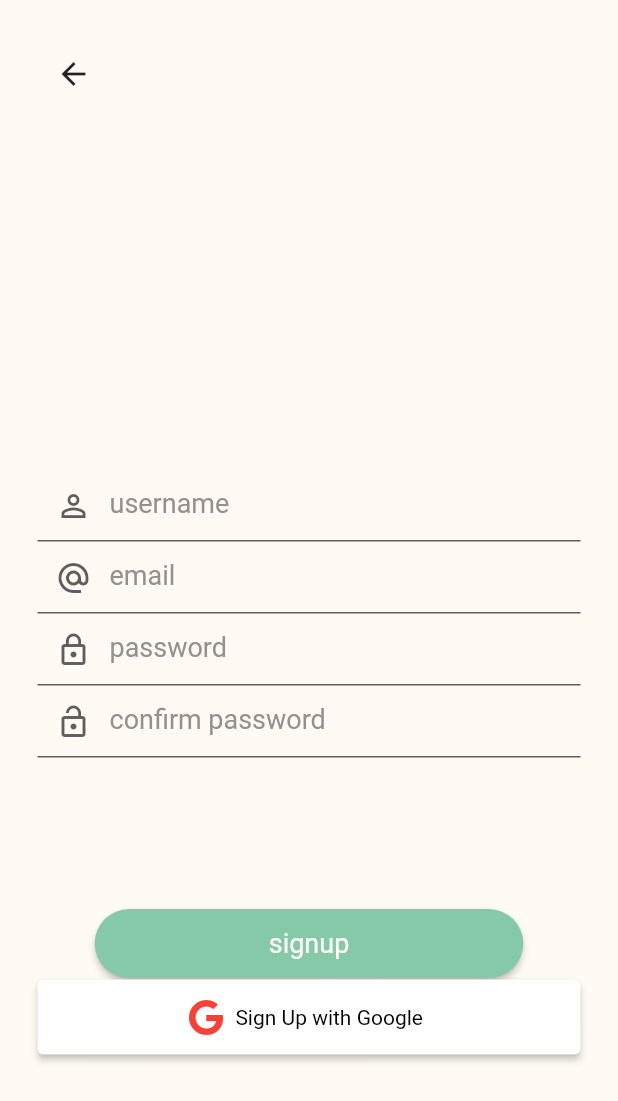
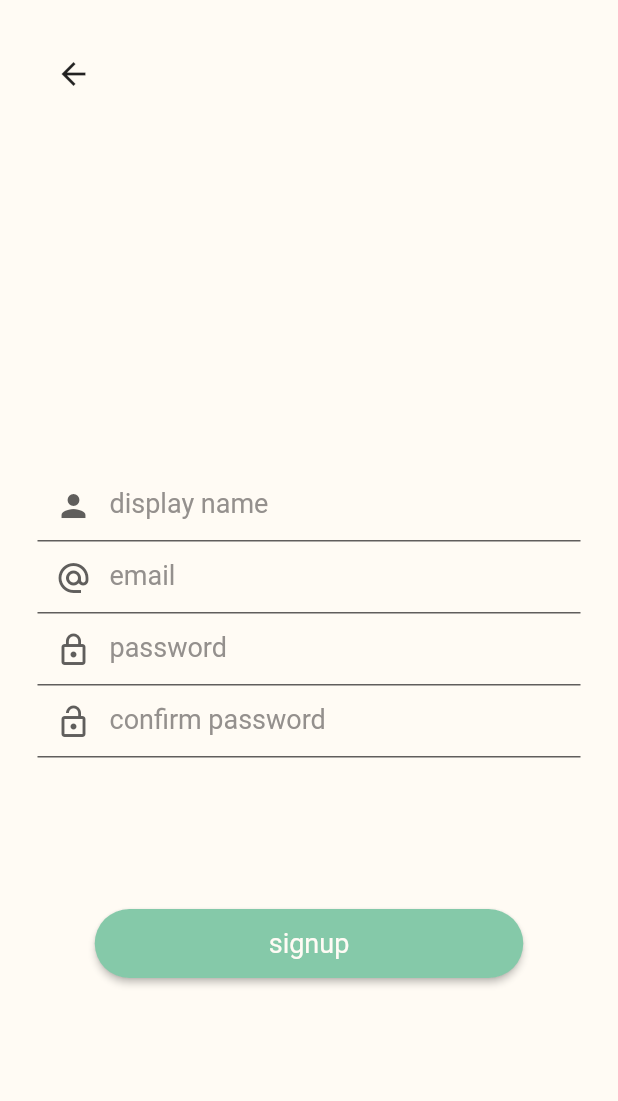
Before and after one commit to smmhassan/tapin, a Flutter app: the OurSignup screen opened directly, after a tap on "signup", on a phone screen of 412 x 824 dp. Shown: the top 1101 px of the screen. Run offline on Flutter 3.47's test engine with Material 2 defaults, Android fonts, the phone set to English and light mode, and no system bars; our stand-ins replace google_sign_in, graphql_flutter, parse_server_sdk_flutter; network calls fail.

Commit message:
Fixed what was broken

```diff
--- a/customer_service/lib/screens/signup/localwidgets/signUpForm.dart
+++ b/customer_service/lib/screens/signup/localwidgets/signUpForm.dart
@@ -1,16 +1,9 @@
-import 'dart:convert';
-import 'package:customer_service/screens/signup/localwidgets/setpasswordScreen.dart';
-import 'package:http_parser/http_parser.dart' as http_parser;
-import 'dart:io';
-import 'package:customer_service/api/GoogleSignInAPI.dart';
 import 'package:flutter/cupertino.dart';
 import 'package:flutter/material.dart';
 import 'package:flutter/rendering.dart';
 import 'package:graphql_flutter/graphql_flutter.dart';
 import 'package:customer_service/services/graphQLConf.dart';
 import "package:customer_service/services/queryMutation.dart";
-import 'package:font_awesome_flutter/font_awesome_flutter.dart';
-import 'package:parse_server_sdk_flutter/parse_server_sdk.dart';
 
 class OurSignUpForm extends StatefulWidget {
   @override
@@ -22,51 +15,14 @@ class _OurSignUpFormState extends State<OurSignUpForm> {
   TextEditingController email = TextEditingController();
   GraphQLConfiguration graphQLConfiguration = GraphQLConfiguration();
   TextEditingController password = TextEditingController();
-  TextEditingController username = TextEditingController();
+  TextEditingController displayName = TextEditingController();
 
   @override
   void initState() {
-    username = TextEditingController();
+    displayName = TextEditingController();
     password = TextEditingController();
     email = TextEditingController();
     super.initState();
-  }
-
-  Future signIn() async {
-    final newUser = await GoogleSignInAPI.login();
-    if (newUser == null) {
-      ScaffoldMessenger.of(context)
-          .showSnackBar(SnackBar(content: Text('Sign up Failed')));
-    } else {
-      //final picture = Image.network(newUser.photoUrl.toString());
-      //ParseFileBase? parseFile;
-      //parseFile = ParseFile(File(filePath));
-
-      GraphQLClient _client = graphQLConfiguration.clientToQuery();
-      QueryResult result = await _client.mutate(
-        MutationOptions(
-          document: gql(
-            addMutation.signUp(
-              newUser.displayName.toString(),
-              "Fall2021",
-              newUser.email.toString(),
-              newUser.id.toString(),
-            ),
-          ),
-        ),
-      );
-
-      //request.files.add(multipartFile);
-      //http.StreamedResponse response = await request.send();
-      //print(response.statusCode);
-      //final file = http.MultipartFile.fromPath('displayPicture', filePath);
-
-      ScaffoldMessenger.of(context)
-          .showSnackBar(SnackBar(content: Text('Sign up Succeeded!')));
-      ParseUser user = ParseUser(
-          newUser.displayName.toString(), "Fall2021", newUser.email.toString());
-      Navigator.pushNamed(context, '/setuppasswordscreen');
-    }
   }
 
   @override
@@ -78,13 +34,13 @@ class _OurSignUpFormState extends State<OurSignUpForm> {
             padding: EdgeInsets.symmetric(vertical: 100.0, horizontal: 8.0),
           ),
           TextFormField(
-            controller: username,
+            controller: displayName,
             style: TextStyle(fontSize: 18.0),
             cursorColor: Colors.grey,
             decoration: InputDecoration(
-              prefixIcon: Icon(Icons.person_outline,
+              prefixIcon: Icon(Icons.person,
                   color: const Color.fromARGB(255, 96, 94, 92)),
-              hintText: "username",
+              hintText: "display name",
               hintStyle: TextStyle(
                   fontSize: 18.0, color: Color.fromARGB(255, 148, 144, 141)),
             ),
@@ -152,10 +108,10 @@ class _OurSignUpFormState extends State<OurSignUpForm> {
                   MutationOptions(
                     document: gql(
                       addMutation.signUp(
-                        username.text,
+                        email.text,
                         password.text,
                         email.text,
-                        "undefined",
+                        displayName.text,
                       ),
                     ),
                   ),
@@ -169,19 +125,6 @@ class _OurSignUpFormState extends State<OurSignUpForm> {
                 primary: Color.fromARGB(255, 133, 201, 169),
                 shape: StadiumBorder(),
               )),
-          ElevatedButton.icon(
-            style: ElevatedButton.styleFrom(
-              primary: Colors.white,
-              onPrimary: Colors.black,
-              minimumSize: Size(double.infinity, 50),
-            ),
-            icon: FaIcon(
-              FontAwesomeIcons.google,
-              color: Colors.red,
-            ),
-            label: Text('Sign Up with Google'),
-            onPressed: signIn,
-          ),
           Padding(
             padding: EdgeInsets.symmetric(vertical: 5.0, horizontal: 8.0),
           )
--- a/customer_service/lib/services/queryMutation.dart
+++ b/customer_service/lib/services/queryMutation.dart
@@ -1,19 +1,18 @@
-
 import 'dart:io';
 import 'package:flutter/cupertino.dart';
 import 'package:http/http.dart';
 import 'package:parse_server_sdk_flutter/parse_server_sdk.dart';
 
 class QueryMutation {
-
-  String signUp(String username, String password, String email, String googleID) {
+  String signUp(
+      String username, String password, String email, String displayName) {
     return '''
   mutation SignUp{
   signUp(input: { fields:
   { username: "$username",
   password: "$password",
   email: "$email",
-  googleID: "$googleID",
+  displayName: "$displayName",
   } }
  ) {
    viewer{
@@ -27,6 +26,7 @@ class QueryMutation {
 }
 ''';
   }
+
   String upDateDisplay(String displayUrl, String googleID) {
     return '''mutation UpdateDisplay {
   updateDisplayPicture(
@@ -39,6 +39,7 @@ class QueryMutation {
 }
 ''';
   }
+
   String getUser() {
     return '''
     query GetCurrentUser {
@@ -52,7 +53,8 @@ class QueryMutation {
     }
     ''';
   }
-String updatePassword(String username, String password) {
+
+  String updatePassword(String username, String password) {
     return '''
      mutation UpdatePassword{
   user(username: "$username" )(input: { fields:
@@ -70,7 +72,8 @@ String updatePassword(String username, String password) {
  }
 }
     ''';
-}
+  }
+
   String getUserDP(String id) {
     return '''
     query GetDP {
@@ -114,7 +117,8 @@ String updatePassword(String username, String password) {
           for (String category in categories) {
             categoriesInsertion += '''{name: {equalTo: "$category"}},''';
           }
-          categoriesInsertion = '''categories: {have: {OR: [$categoriesInsertion]}}''';
+          categoriesInsertion =
+              '''categories: {have: {OR: [$categoriesInsertion]}}''';
         }
         if (search.isNotEmpty) {
           searchInsertion = '''name: {matchesRegex: "$search", options: "i"}''';
@@ -247,7 +251,8 @@ String updatePassword(String username, String password) {
     ''';
   }
 
-  String getCorrespondences(String userId, List<String> categories, String search) {
+  String getCorrespondences(
+      String userId, List<String> categories, String search) {
     String categoriesInsertion = "";
     String searchInsertion = "";
     String insertion = "";
@@ -258,9 +263,11 @@ String updatePassword(String username, String password) {
         }
       }
       if (search.isNotEmpty) {
-        searchInsertion = '''summary: {matchesRegex: "$search", options: "i"}''';
+        searchInsertion =
+            '''summary: {matchesRegex: "$search", options: "i"}''';
       }
-      categoriesInsertion = '''categories: {have: {OR: [$categoriesInsertion]}}''';
+      categoriesInsertion =
+          '''categories: {have: {OR: [$categoriesInsertion]}}''';
       insertion = '''have: {$categoriesInsertion $searchInsertion}''';
     }
     return '''
@@ -323,6 +330,7 @@ String updatePassword(String username, String password) {
 }
     ''';
   }
+
   String getAllGoogleIDs() {
     return '''
 {
```
Also changed, not shown: customer_service/lib/screens/login/localwidgets/loginform.dart (+9 -4 lines), 2 other files.
